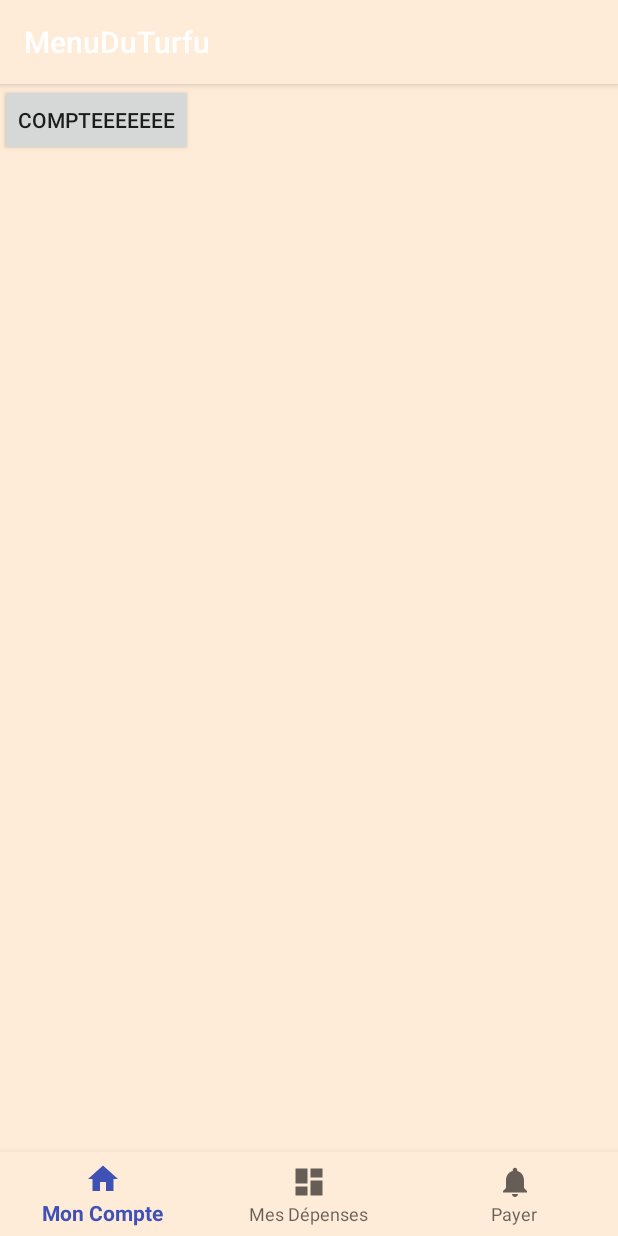
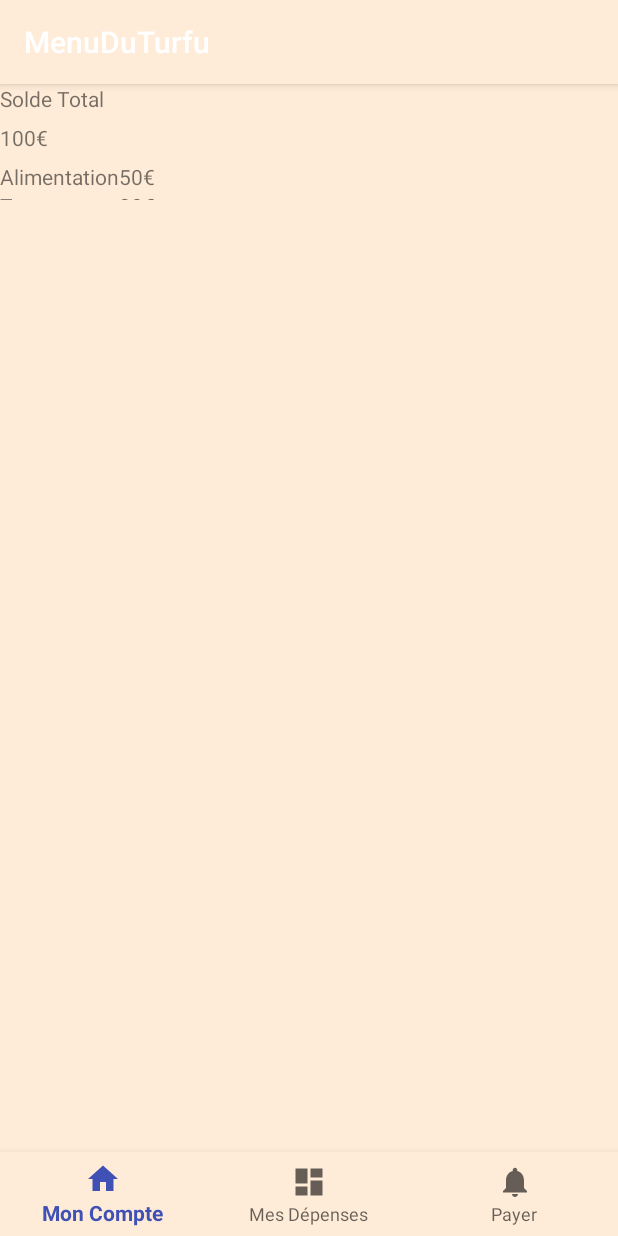
Before and after one commit to JeremyBouhi/ppe, an Android app: the MenuDuTurfu screen opened directly, with no data from a screen before it, on a phone screen of 412 x 824 dp. Run offline under Robolectric (Android 15) with nearby library versions, the phone set to English and light mode, and no system bars.

```diff
--- a/app/build.gradle
+++ b/app/build.gradle
@@ -29,4 +29,6 @@ dependencies {
     testImplementation 'junit:junit:4.12'
     androidTestImplementation 'com.android.support.test:runner:1.0.1'
     androidTestImplementation 'com.android.support.test.espresso:espresso-core:3.0.1'
+
+    implementation 'com.github.PhilJay:MPAndroidChart:v3.0.3'
 }
--- a/app/src/main/AndroidManifest.xml
+++ b/app/src/main/AndroidManifest.xml
@@ -1,6 +1,10 @@
 <?xml version="1.0" encoding="utf-8"?>
 <manifest xmlns:android="http://schemas.android.com/apk/res/android"
     package="calculator.moi.andoid.fr.paysmart">
+
+    <uses-feature android:name="android.hardware.camera"
+        android:required="true" />
+    <uses-permission android:name="android.permission.CAMERA" />
 
     <application
         android:allowBackup="true"
--- a/app/src/main/res/layout/activity_menu_du_turfu.xml
+++ b/app/src/main/res/layout/activity_menu_du_turfu.xml
@@ -8,12 +8,11 @@
     tools:context="calculator.moi.andoid.fr.paysmart.MenuDuTurfu">
 
 
-    <fragment
-        android:id="@+id/menu_fragment"
-        class="calculator.moi.andoid.fr.paysmart.MonCompte"
+    <FrameLayout
+        android:id="@+id/content"
         android:layout_width="match_parent"
-        android:layout_height="wrap_content"
-        tools:layout="@layout/mon_compte"/>
+        android:layout_height="0dp"
+        android:layout_weight="1"/>
 
     <android.support.design.widget.BottomNavigationView
         android:id="@+id/navigation"
--- a/app/src/main/res/layout/mon_compte.xml
+++ b/app/src/main/res/layout/mon_compte.xml
@@ -6,9 +6,63 @@
     android:layout_height="match_parent">
 
 
-    <Button
-        android:id="@+id/button2"
-        android:layout_width="wrap_content"
-        android:layout_height="wrap_content"
-        android:text="COMPTEEEEEEE" />
+    <LinearLayout
+        android:layout_width="match_parent"
+        android:layout_height="match_parent"
+        android:orientation="vertical">
+
+        <TextView
+            android:id="@+id/textView"
+            android:layout_width="match_parent"
+            android:layout_height="match_parent"
+            android:layout_weight="1"
+            android:text="Solde Total" />
+
+        <TextView
+            android:id="@+id/textView2"
+            android:layout_width="match_parent"
+            android:layout_height="match_parent"
+            android:layout_weight="1"
+            android:text="100€" />
+
+        <TableLayout
+            android:layout_width="match_parent"
+            android:layout_height="match_parent"
+            android:layout_weight="1">
+
+            <TableRow
+                android:layout_width="match_parent"
+                android:layout_height="match_parent">
+
+                <TextView
+                    android:id="@+id/textView3"
+                    android:layout_width="match_parent"
+                    android:layout_height="wrap_content"
+                    android:text="Alimentation" />
+
+                <TextView
+                    android:id="@+id/textView5"
+                    android:layout_width="match_parent"
+                    android:layout_height="wrap_content"
+                    android:text="50€" />
+            </TableRow>
+
+            <TableRow
+                android:layout_width="match_parent"
+                android:layout_height="match_parent">
+
+                <TextView
+                    android:id="@+id/textView6"
+                    android:layout_width="match_parent"
+                    android:layout_height="wrap_content"
+                    android:text="Transport" />
+
+                <TextView
+                    android:id="@+id/textView7"
+                    android:layout_width="match_parent"
+                    android:layout_height="wrap_content"
+                    android:text="30€" />
+            </TableRow>
+        </TableLayout>
+    </LinearLayout>
 </android.support.constraint.ConstraintLayout>
--- a/build.gradle
+++ b/build.gradle
@@ -19,6 +19,7 @@ allprojects {
     repositories {
         google()
         jcenter()
+        maven { url "https://jitpack.io" }
     }
 }
 
```
Also changed, not shown: app/src/main/java/calculator/moi/andoid/fr/paysmart/CameraPreview.java (added, +75 -0 lines), app/src/main/java/calculator/moi/andoid/fr/paysmart/EcranPaiement.java (+34 -4 lines), app/src/main/java/calculator/moi/andoid/fr/paysmart/MenuDuTurfu.java (+21 -10 lines), app/src/main/java/calculator/moi/andoid/fr/paysmart/MesDepenses.java (+67 -4 lines), app/src/main/java/calculator/moi/andoid/fr/paysmart/MonCompte.java (+4 -3 lines), app/src/main/res/layout/ecran_paiement.xml (+7 -10 lines), app/src/main/res/layout/fragment_compte.xml (deleted, +0 -13 lines), app/src/main/res/layout/fragment_cooompte.xml (deleted, +0 -13 lines), app/src/main/res/layout/mes_depenses.xml (+20 -5 lines).
